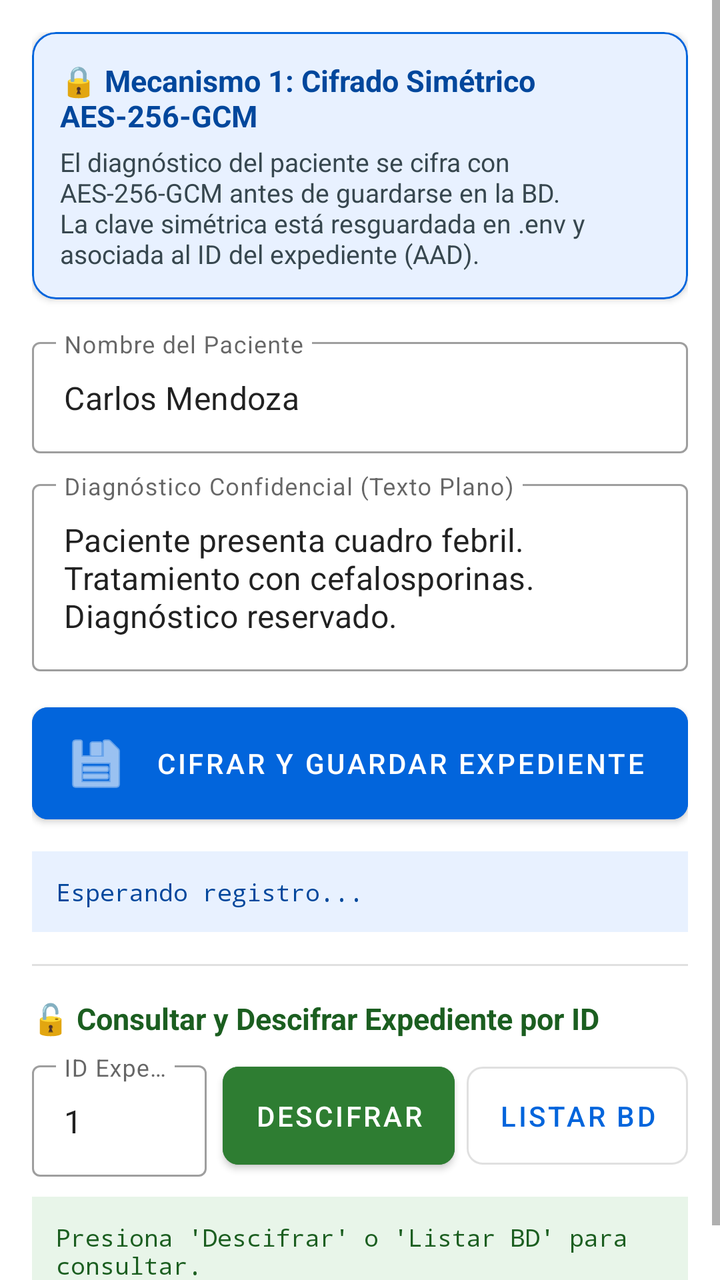
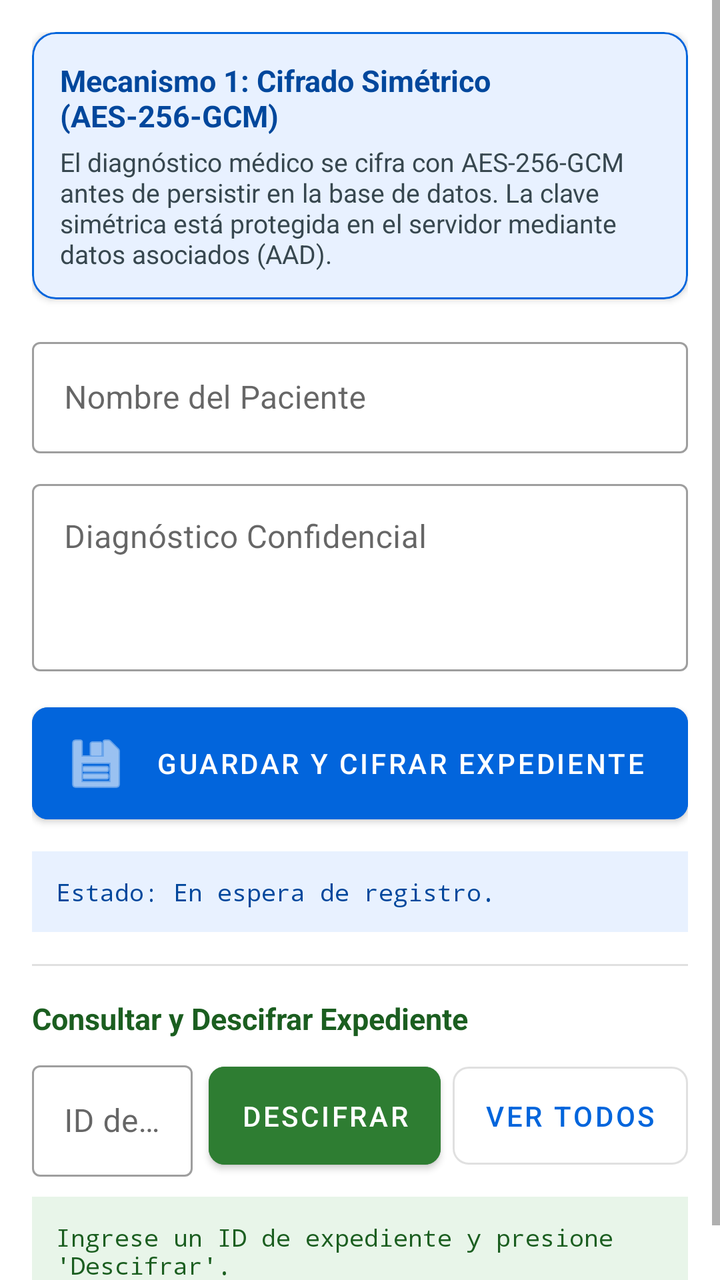

The first picture is an Android layout as it rendered before a commit; the second is the same layout after the commit. The layout source and the unified diff follow.
<!-- AndroidManifest.xml: application theme Theme.AppClinic -->
<!-- res/layout/fragment_expedientes.xml -->
<?xml version="1.0" encoding="utf-8"?>
<ScrollView xmlns:android="http://schemas.android.com/apk/res/android"
    xmlns:app="http://schemas.android.com/apk/res-auto"
    android:layout_width="match_parent"
    android:layout_height="match_parent"
    android:fillViewport="true">

    <LinearLayout
        android:layout_width="match_parent"
        android:layout_height="wrap_content"
        android:orientation="vertical"
        android:padding="16dp">

        
        <com.google.android.material.card.MaterialCardView
            android:layout_width="match_parent"
            android:layout_height="wrap_content"
            android:layout_marginBottom="16dp"
            app:cardBackgroundColor="#E8F1FF"
            app:cardCornerRadius="12dp"
            app:cardElevation="2dp"
            app:strokeColor="@color/medical_blue"
            app:strokeWidth="1dp">

            <LinearLayout
                android:layout_width="match_parent"
                android:layout_height="wrap_content"
                android:orientation="vertical"
                android:padding="14dp">

                <TextView
                    android:layout_width="wrap_content"
                    android:layout_height="wrap_content"
                    android:text="🔒 Mecanismo 1: Cifrado Simétrico AES-256-GCM"
                    android:textColor="@color/medical_blue_dark"
                    android:textSize="15sp"
                    android:textStyle="bold" />

                <TextView
                    android:layout_width="wrap_content"
                    android:layout_height="wrap_content"
                    android:layout_marginTop="4dp"
                    android:text="El diagnóstico del paciente se cifra con AES-256-GCM antes de guardarse en la BD. La clave simétrica está resguardada en .env y asociada al ID del expediente (AAD)."
                    android:textColor="#37474F"
                    android:textSize="13sp" />
            </LinearLayout>
        </com.google.android.material.card.MaterialCardView>

        
        <com.google.android.material.textfield.TextInputLayout
            style="@style/Widget.MaterialComponents.TextInputLayout.OutlinedBox"
            android:layout_width="match_parent"
            android:layout_height="wrap_content"
            android:hint="Nombre del Paciente">

            <com.google.android.material.textfield.TextInputEditText
                android:id="@+id/etPaciente"
                android:layout_width="match_parent"
                android:layout_height="wrap_content"
                android:inputType="textPersonName"
                android:text="Carlos Mendoza" />
        </com.google.android.material.textfield.TextInputLayout>

        <com.google.android.material.textfield.TextInputLayout
            style="@style/Widget.MaterialComponents.TextInputLayout.OutlinedBox"
            android:layout_width="match_parent"
            android:layout_height="wrap_content"
            android:layout_marginTop="10dp"
            android:hint="Diagnóstico Confidencial (Texto Plano)">

            <com.google.android.material.textfield.TextInputEditText
                android:id="@+id/etDiagnostico"
                android:layout_width="match_parent"
                android:layout_height="wrap_content"
                android:gravity="top"
                android:inputType="textMultiLine"
                android:lines="3"
                android:text="Paciente presenta cuadro febril. Tratamiento con cefalosporinas. Diagnóstico reservado." />
        </com.google.android.material.textfield.TextInputLayout>

        <com.google.android.material.button.MaterialButton
            android:id="@+id/btnGuardar"
            android:layout_width="match_parent"
            android:layout_height="wrap_content"
            android:layout_marginTop="12dp"
            android:backgroundTint="@color/medical_blue"
            android:paddingVertical="12dp"
            android:text="Cifrar y Guardar Expediente"
            app:cornerRadius="8dp"
            app:icon="@android:drawable/ic_menu_save" />

        
        <TextView
            android:id="@+id/tvResultadoGuardado"
            android:layout_width="match_parent"
            android:layout_height="wrap_content"
            android:layout_marginTop="10dp"
            android:background="#E8F1FF"
            android:fontFamily="monospace"
            android:padding="12dp"
            android:text="Esperando registro..."
            android:textColor="@color/medical_blue_dark"
            android:textSize="12sp" />

        <View
            android:layout_width="match_parent"
            android:layout_height="1dp"
            android:layout_marginVertical="16dp"
            android:background="#E0E0E0" />

        
        <TextView
            android:layout_width="wrap_content"
            android:layout_height="wrap_content"
            android:text="🔓 Consultar y Descifrar Expediente por ID"
            android:textColor="#1B5E20"
            android:textSize="15sp"
            android:textStyle="bold" />

        <LinearLayout
            android:layout_width="match_parent"
            android:layout_height="wrap_content"
            android:layout_marginTop="8dp"
            android:orientation="horizontal">

            <com.google.android.material.textfield.TextInputLayout
                style="@style/Widget.MaterialComponents.TextInputLayout.OutlinedBox"
                android:layout_width="0dp"
                android:layout_height="wrap_content"
                android:layout_weight="1"
                android:hint="ID Expediente">

                <com.google.android.material.textfield.TextInputEditText
                    android:id="@+id/etRecordId"
                    android:layout_width="match_parent"
                    android:layout_height="wrap_content"
                    android:inputType="number"
                    android:text="1" />
            </com.google.android.material.textfield.TextInputLayout>

            <com.google.android.material.button.MaterialButton
                android:id="@+id/btnBuscarDescifrar"
                android:layout_width="wrap_content"
                android:layout_height="match_parent"
                android:layout_marginStart="8dp"
                android:backgroundTint="#2E7D32"
                android:text="Descifrar"
                app:cornerRadius="8dp" />

            <com.google.android.material.button.MaterialButton
                android:id="@+id/btnListarTodo"
                style="@style/Widget.MaterialComponents.Button.OutlinedButton"
                android:layout_width="wrap_content"
                android:layout_height="match_parent"
                android:layout_marginStart="6dp"
                android:text="Listar BD"
                app:cornerRadius="8dp" />
        </LinearLayout>

        
        <TextView
            android:id="@+id/tvResultadoDescifrado"
            android:layout_width="match_parent"
            android:layout_height="wrap_content"
            android:layout_marginTop="10dp"
            android:background="#E8F5E9"
            android:fontFamily="monospace"
            android:padding="12dp"
            android:text="Presiona 'Descifrar' o 'Listar BD' para consultar."
            android:textColor="#1B5E20"
            android:textSize="12sp" />

    </LinearLayout>
</ScrollView>
<!-- resources referenced by this layout -->
<resources>
  <color name="medical_blue">#0265DC</color>
  <color name="medical_blue_dark">#01479C</color>
  <style name="Theme.AppClinic" parent="Theme.MaterialComponents.DayNight.NoActionBar">
          
          <item name="colorPrimary">@color/medical_blue</item>
          <item name="colorPrimaryVariant">@color/medical_blue_dark</item>
          <item name="colorOnPrimary">@color/white</item>
          
          <item name="colorSecondary">@color/teal_200</item>
          <item name="colorSecondaryVariant">@color/teal_700</item>
          <item name="colorOnSecondary">@color/black</item>
          
          <item name="android:statusBarColor">@color/medical_blue_dark</item>
      </style>
  <color name="white">#FFFFFFFF</color>
  <color name="teal_200">#FF03DAC5</color>
  <color name="teal_700">#FF018786</color>
  <color name="black">#FF000000</color>
</resources>

<!-- the commit's change to res/layout/fragment_expedientes.xml (unified diff, before → after) -->
@@ -31,7 +31,7 @@
                 <TextView
                     android:layout_width="wrap_content"
                     android:layout_height="wrap_content"
-                    android:text="🔒 Mecanismo 1: Cifrado Simétrico AES-256-GCM"
+                    android:text="Mecanismo 1: Cifrado Simétrico (AES-256-GCM)"
                     android:textColor="@color/medical_blue_dark"
                     android:textSize="15sp"
                     android:textStyle="bold" />
@@ -40,7 +40,7 @@
                     android:layout_width="wrap_content"
                     android:layout_height="wrap_content"
                     android:layout_marginTop="4dp"
-                    android:text="El diagnóstico del paciente se cifra con AES-256-GCM antes de guardarse en la BD. La clave simétrica está resguardada en .env y asociada al ID del expediente (AAD)."
+                    android:text="El diagnóstico médico se cifra con AES-256-GCM antes de persistir en la base de datos. La clave simétrica está protegida en el servidor mediante datos asociados (AAD)."
                     android:textColor="#37474F"
                     android:textSize="13sp" />
             </LinearLayout>
@@ -57,8 +57,7 @@
                 android:id="@+id/etPaciente"
                 android:layout_width="match_parent"
                 android:layout_height="wrap_content"
-                android:inputType="textPersonName"
-                android:text="Carlos Mendoza" />
+                android:inputType="textPersonName" />
         </com.google.android.material.textfield.TextInputLayout>
 
         <com.google.android.material.textfield.TextInputLayout
@@ -66,7 +65,7 @@
             android:layout_width="match_parent"
             android:layout_height="wrap_content"
             android:layout_marginTop="10dp"
-            android:hint="Diagnóstico Confidencial (Texto Plano)">
+            android:hint="Diagnóstico Confidencial">
 
             <com.google.android.material.textfield.TextInputEditText
                 android:id="@+id/etDiagnostico"
@@ -74,8 +73,7 @@
                 android:layout_height="wrap_content"
                 android:gravity="top"
                 android:inputType="textMultiLine"
-                android:lines="3"
-                android:text="Paciente presenta cuadro febril. Tratamiento con cefalosporinas. Diagnóstico reservado." />
+                android:lines="3" />
         </com.google.android.material.textfield.TextInputLayout>
 
         <com.google.android.material.button.MaterialButton
@@ -85,7 +83,7 @@
             android:layout_marginTop="12dp"
             android:backgroundTint="@color/medical_blue"
             android:paddingVertical="12dp"
-            android:text="Cifrar y Guardar Expediente"
+            android:text="Guardar y Cifrar Expediente"
             app:cornerRadius="8dp"
             app:icon="@android:drawable/ic_menu_save" />
 
@@ -98,7 +96,7 @@
             android:background="#E8F1FF"
             android:fontFamily="monospace"
             android:padding="12dp"
-            android:text="Esperando registro..."
+            android:text="Estado: En espera de registro."
             android:textColor="@color/medical_blue_dark"
             android:textSize="12sp" />
 
@@ -112,7 +110,7 @@
         <TextView
             android:layout_width="wrap_content"
             android:layout_height="wrap_content"
-            android:text="🔓 Consultar y Descifrar Expediente por ID"
+            android:text="Consultar y Descifrar Expediente"
             android:textColor="#1B5E20"
             android:textSize="15sp"
             android:textStyle="bold" />
@@ -128,14 +126,13 @@
                 android:layout_width="0dp"
                 android:layout_height="wrap_content"
                 android:layout_weight="1"
-                android:hint="ID Expediente">
+                android:hint="ID de Expediente">
 
                 <com.google.android.material.textfield.TextInputEditText
                     android:id="@+id/etRecordId"
                     android:layout_width="match_parent"
                     android:layout_height="wrap_content"
-                    android:inputType="number"
-                    android:text="1" />
+                    android:inputType="number" />
             </com.google.android.material.textfield.TextInputLayout>
 
             <com.google.android.material.button.MaterialButton
@@ -153,7 +150,7 @@
                 android:layout_width="wrap_content"
                 android:layout_height="match_parent"
                 android:layout_marginStart="6dp"
-                android:text="Listar BD"
+                android:text="Ver Todos"
                 app:cornerRadius="8dp" />
         </LinearLayout>
 
@@ -166,7 +163,7 @@
             android:background="#E8F5E9"
             android:fontFamily="monospace"
             android:padding="12dp"
-            android:text="Presiona 'Descifrar' o 'Listar BD' para consultar."
+            android:text="Ingrese un ID de expediente y presione 'Descifrar'."
             android:textColor="#1B5E20"
             android:textSize="12sp" />
 
